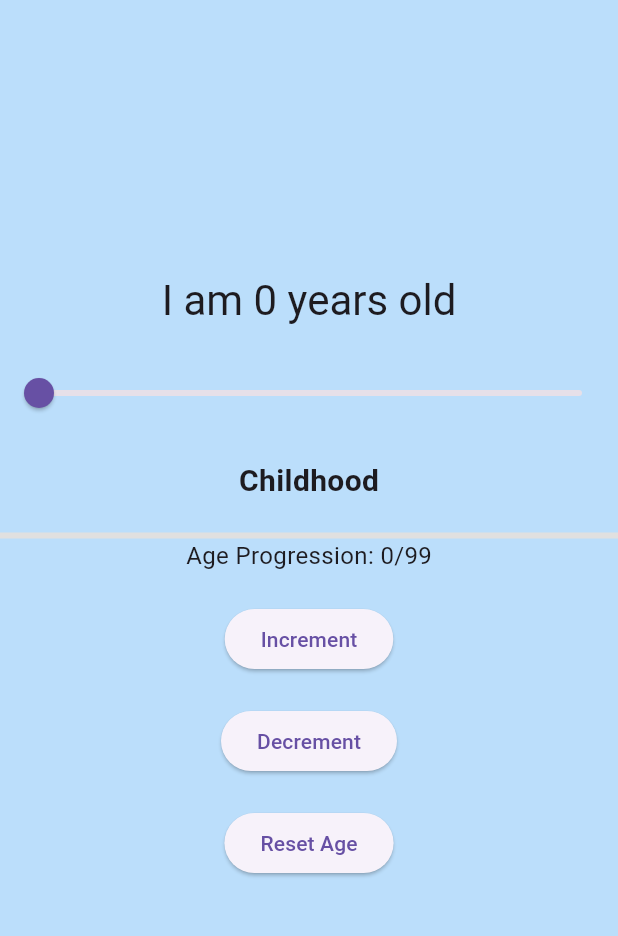
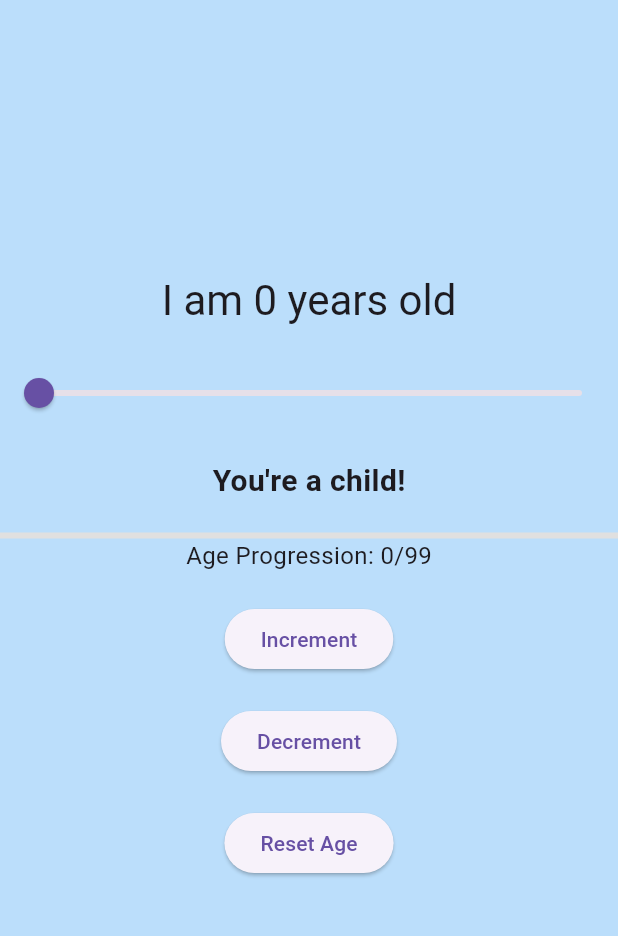
Before and after one commit to ChrishelleC/cw_6, a Flutter app: the screen it shows after launch, on a phone screen of 412 x 824 dp, the part 84-1020 px from its top. Run offline on Flutter 3.47's test engine with Material 3 defaults, Android fonts, the phone set to English and light mode, and no system bars; missing offline and left inert: window_size.

Commit message:
third commit

```diff
--- a/lib/main.dart
+++ b/lib/main.dart
@@ -46,17 +46,15 @@ class Counter with ChangeNotifier {
   // Get message based on the age
   String getAgeMessage() {
     if (value >= 0 && value <= 12) {
-      return "Childhood";
+      return "You're a child!";
     } else if (value >= 13 && value <= 19) {
-      return "Teenage Years";
+      return "Teenager Time!";
     } else if (value >= 20 && value <= 30) {
-      return "Young Adult";
-    } else if (value >= 31 && value <= 40) {
-      return "Adulthood";
-    } else if (value >= 41 && value <= 60) {
-      return "Mature Adult";
+      return "You're a young adult!";
+    } else if (value >= 31 && value <= 50) {
+      return "You're an adult now!";
     } else {
-      return "Senior";
+      return "Golden Years!";
     }
   }
 
@@ -68,10 +66,8 @@ class Counter with ChangeNotifier {
       return Colors.green.shade100;
     } else if (value >= 20 && value <= 30) {
       return Colors.orange.shade100;
-    } else if (value >= 31 && value <= 40) {
+    } else if (value >= 31 && value <= 50) {
       return Colors.yellow.shade100;
-    } else if (value >= 41 && value <= 60) {
-      return Colors.purple.shade100;
     } else {
       return Colors.grey.shade300;
     }
```
